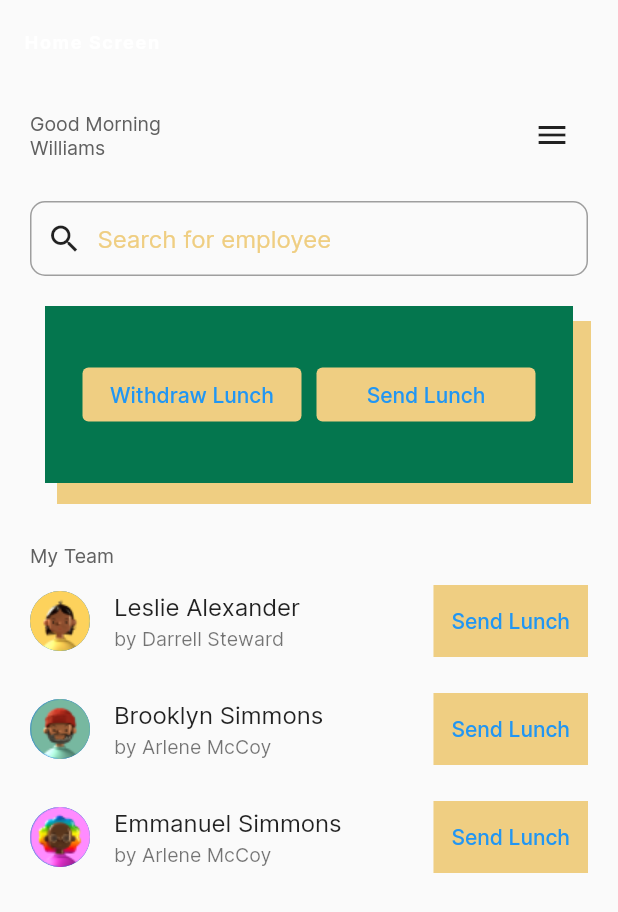
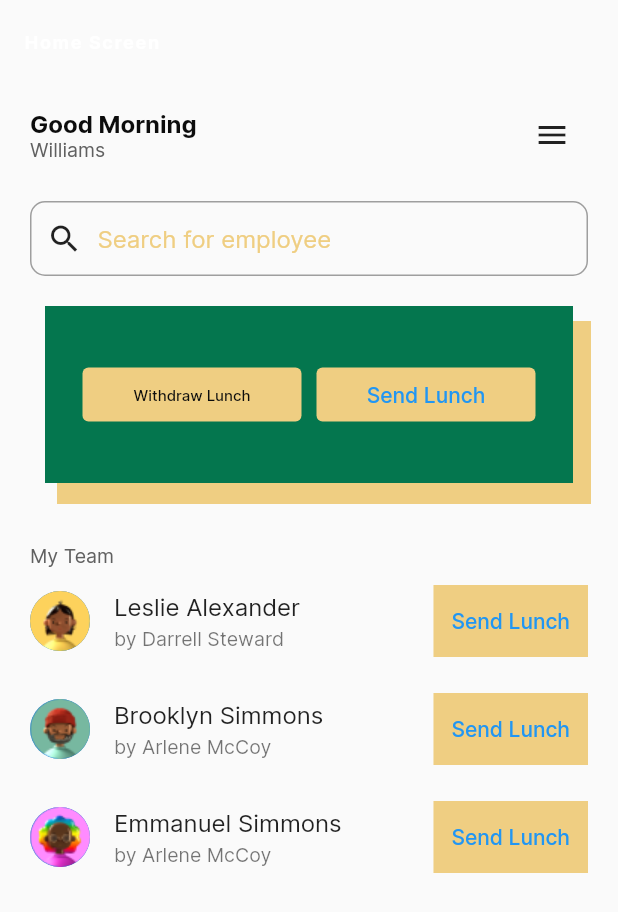
Before and after one commit to hngx-org/Eagles-food-mobile, a Flutter app: the screen it shows after launch, on a phone screen of 412 x 824 dp. Shown: the top 912 px of the screen. Run offline on Flutter 3.47's test engine with Material 2 defaults, Android fonts, the phone set to English and light mode, and no system bars; our stand-ins replace connectivity_plus, fluttertoast, shared_preferences.

Commit message:
cleanup of codebase and structure

```diff
--- a/lib/main.dart
+++ b/lib/main.dart
@@ -2,7 +2,6 @@ import 'package:flutter/material.dart';
 import 'package:hng_task3/configs/theme.dart';
 import 'package:hng_task3/screens/home/home_screen.dart';
 // import 'package:hng_task3/screens/auth/auth_home.dart';
-import 'package:hng_task3/screens/splashscreen/splashscreen.dart';
 
 void main() {
   runApp(const MainApp());
--- a/lib/screens/home/home_screen.dart
+++ b/lib/screens/home/home_screen.dart
@@ -23,11 +23,15 @@ class _HomeScreenState extends State<HomeScreen> {
               children: [
                 Row(
                   children: [
-                    const Column(
+                    Column(
                       crossAxisAlignment: CrossAxisAlignment.start,
                       children: [
-                        Text('Good Morning'),
-                        Text('Williams'),
+                        Text('Good Morning',
+                            style: Theme.of(context)
+                                .textTheme
+                                .bodyLarge
+                                ?.copyWith(fontWeight: FontWeight.w700)),
+                        const Text('Williams'),
                       ],
                     ),
                     const Spacer(),
@@ -66,6 +70,9 @@ class _HomeScreenState extends State<HomeScreen> {
                   height: 40,
                 ),
                 const TeamList(),
+                const SizedBox(
+                  height: 20,
+                ),
               ],
             ),
           ),
--- a/lib/widgets/home/lunch_actions.dart
+++ b/lib/widgets/home/lunch_actions.dart
@@ -31,7 +31,13 @@ class LunchActions extends StatelessWidget {
                 style: ButtonStyle(
                     backgroundColor:
                         MaterialStateProperty.all(ColorUtils.Yellow)),
-                child: const Text('Withdraw Lunch'),
+                child: Text(
+                  'Withdraw Lunch',
+                  style: Theme.of(context)
+                      .textTheme
+                      .headlineMedium
+                      ?.copyWith(fontSize: 10),
+                ),
               ),
             ),
           ),
```
